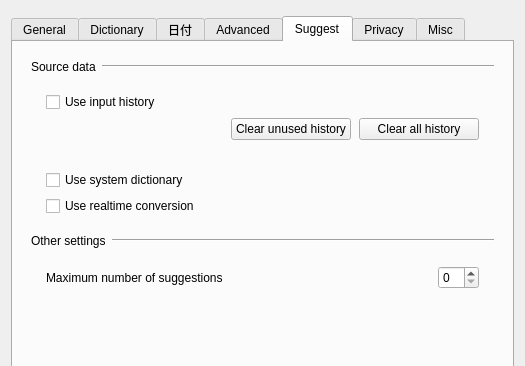
Before: the Qt Designer form src/gui/config_dialog/config_dialog.ui in hglasswater-boop/mozkey-date, drawn with Qt 5; both pictures show x 0 to 525 and y 0 to 366 of the 525 by 575 pixel window.
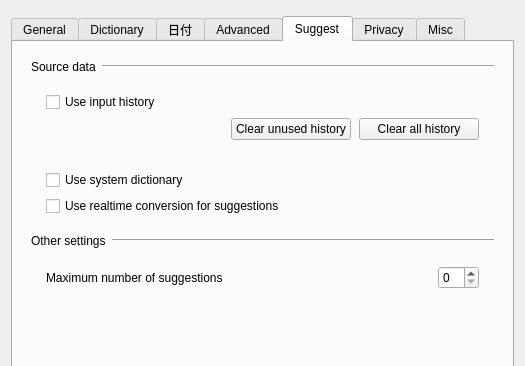
After: the same form once the commit is applied. The open tabs and pages were chosen to show the change. Custom widgets are drawn as their Qt base class.

Commit message: Keep realtime suggestion conversion enabled

What changed in the file:
```diff
--- a/src/gui/config_dialog/config_dialog.ui
+++ b/src/gui/config_dialog/config_dialog.ui
@@ -2327,7 +2327,7 @@
             <item row="4" column="0" colspan="3">
              <widget class="QCheckBox" name="realtimeConversionCheckBox">
               <property name="text">
-               <string>Use realtime conversion</string>
+               <string>Use realtime conversion for suggestions</string>
               </property>
              </widget>
             </item>
```
The commit also changes 4 other files.
